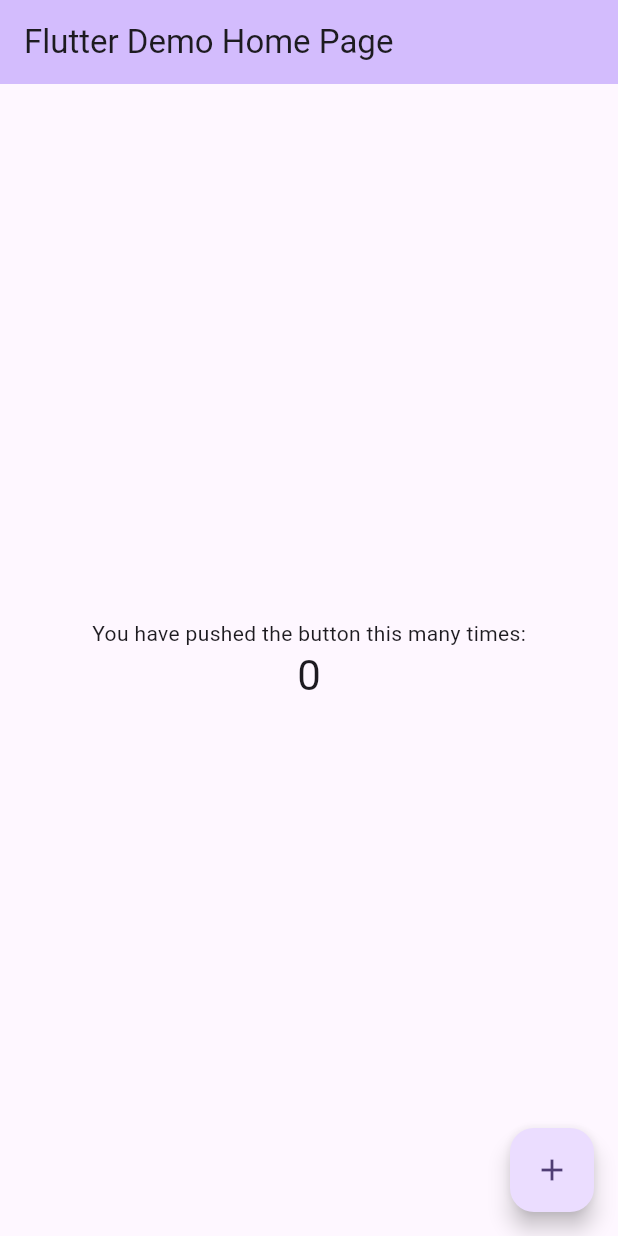
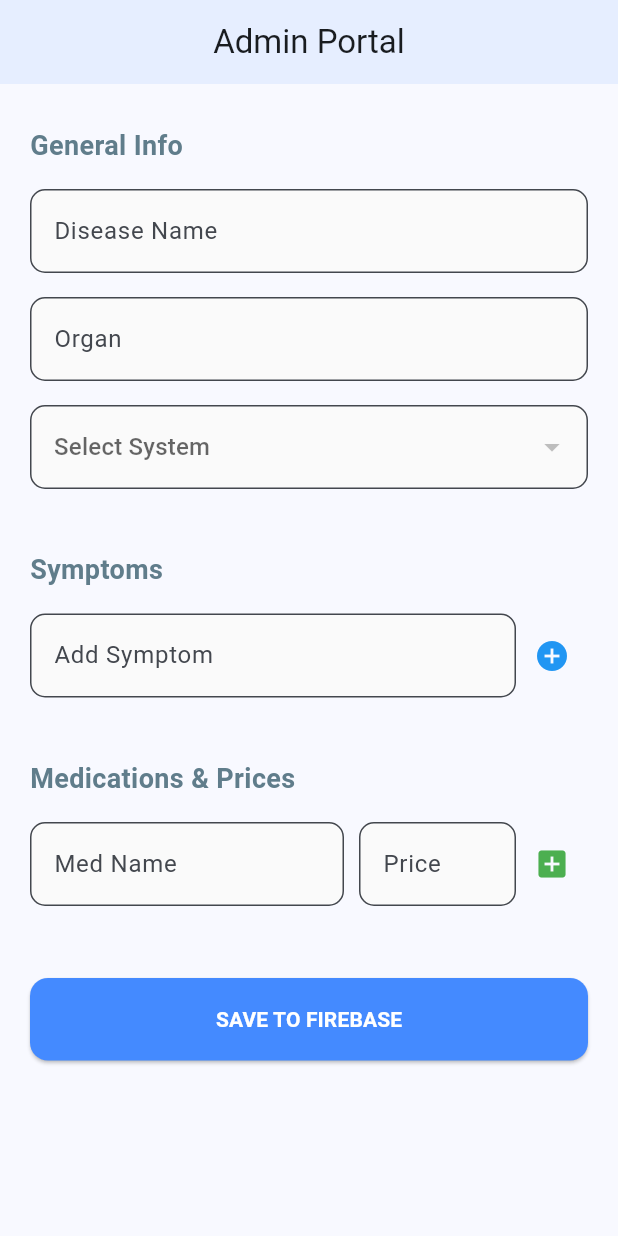
Before and after one commit to saadbabu/respiratory-diseases, a Flutter app: the screen it shows after launch, on a phone screen of 412 x 824 dp. Run offline on Flutter 3.47's test engine with Material 3 defaults, Android fonts, the phone set to English and light mode, and no system bars; our stand-ins replace cloud_firestore, firebase_core; accounts and stored records are empty.

Commit message:
admin side add disease

```diff
--- /dev/null
+++ b/lib/app/app_provider.dart
@@ -0,0 +1,22 @@
+import 'package:provider/provider.dart';
+import 'package:provider/single_child_widget.dart';
+
+import '../providers/disease_provider.dart';
+// import 'auth_provider.dart'; // Example of another provider
+
+class AppProvider {
+  // This list will contain all the providers used in the application
+  static List<SingleChildWidget> providers = [
+
+    // Disease Management Provider
+    ChangeNotifierProvider<DiseaseProvider>(
+      create: (_) => DiseaseProvider(),
+    ),
+
+    /* Add more providers here as your app grows:
+    ChangeNotifierProvider<AuthProvider>(
+      create: (_) => AuthProvider(),
+    ),
+    */
+  ];
+}
--- a/lib/main.dart
+++ b/lib/main.dart
@@ -1,121 +1,35 @@
 import 'package:flutter/material.dart';
+import 'package:firebase_core/firebase_core.dart';
+import 'package:provider/provider.dart';
+import 'package:respiratory_diseases/view/admin/admin_add_disease_screen.dart';
+import 'app/app_provider.dart';
 
-void main() {
+
+void main() async {
+  WidgetsFlutterBinding.ensureInitialized();
+
+  // Initialize Firebase
+  await Firebase.initializeApp();
+
   runApp(const MyApp());
 }
 
 class MyApp extends StatelessWidget {
   const MyApp({super.key});
 
-  // This widget is the root of your application.
   @override
   Widget build(BuildContext context) {
-    return MaterialApp(
-      title: 'Flutter Demo',
-      theme: ThemeData(
-        // This is the theme of your application.
-        //
-        // TRY THIS: Try running your application with "flutter run". You'll see
-        // the application has a purple toolbar. Then, without quitting the app,
-        // try changing the seedColor in the colorScheme below to Colors.green
-        // and then invoke "hot reload" (save your changes or press the "hot
-        // reload" button in a Flutter-supported IDE, or press "r" if you used
-        // the command line to start the app).
-        //
-        // Notice that the counter didn't reset back to zero; the application
-        // state is not lost during the reload. To reset the state, use hot
-        // restart instead.
-        //
-        // This works for code too, not just values: Most code changes can be
-        // tested with just a hot reload.
-        colorScheme: .fromSeed(seedColor: Colors.deepPurple),
-      ),
-      home: const MyHomePage(title: 'Flutter Demo Home Page'),
-    );
-  }
-}
-
-class MyHomePage extends StatefulWidget {
-  const MyHomePage({super.key, required this.title});
-
-  // This widget is the home page of your application. It is stateful, meaning
-  // that it has a State object (defined below) that contains fields that affect
-  // how it looks.
-
-  // This class is the configuration for the state. It holds the values (in this
-  // case the title) provided by the parent (in this case the App widget) and
-  // used by the build method of the State. Fields in a Widget subclass are
-  // always marked "final".
-
-  final String title;
-
-  @override
-  State<MyHomePage> createState() => _MyHomePageState();
-}
-
-class _MyHomePageState extends State<MyHomePage> {
-  int _counter = 0;
-
-  void _incrementCounter() {
-    setState(() {
-      // This call to setState tells the Flutter framework that something has
-      // changed in this State, which causes it to rerun the build method below
-      // so that the display can reflect the updated values. If we changed
-      // _counter without calling setState(), then the build method would not be
-      // called again, and so nothing would appear to happen.
-      _counter++;
-    });
-  }
-
-  @override
-  Widget build(BuildContext context) {
-    // This method is rerun every time setState is called, for instance as done
-    // by the _incrementCounter method above.
-    //
-    // The Flutter framework has been optimized to make rerunning build methods
-    // fast, so that you can just rebuild anything that needs updating rather
-    // than having to individually change instances of widgets.
-    return Scaffold(
-      appBar: AppBar(
-        // TRY THIS: Try changing the color here to a specific color (to
-        // Colors.amber, perhaps?) and trigger a hot reload to see the AppBar
-        // change color while the other colors stay the same.
-        backgroundColor: Theme.of(context).colorScheme.inversePrimary,
-        // Here we take the value from the MyHomePage object that was created by
-        // the App.build method, and use it to set our appbar title.
-        title: Text(widget.title),
-      ),
-      body: Center(
-        // Center is a layout widget. It takes a single child and positions it
-        // in the middle of the parent.
-        child: Column(
-          // Column is also a layout widget. It takes a list of children and
-          // arranges them vertically. By default, it sizes itself to fit its
-          // children horizontally, and tries to be as tall as its parent.
-          //
-          // Column has various properties to control how it sizes itself and
-          // how it positions its children. Here we use mainAxisAlignment to
-          // center the children vertically; the main axis here is the vertical
-          // axis because Columns are vertical (the cross axis would be
-          // horizontal).
-          //
-          // TRY THIS: Invoke "debug painting" (choose the "Toggle Debug Paint"
-          // action in the IDE, or press "p" in the console), to see the
-          // wireframe for each widget.
-          mainAxisAlignment: .center,
-          children: [
-            const Text('You have pushed the button this many times:'),
-            Text(
-              '$_counter',
-              style: Theme.of(context).textTheme.headlineMedium,
-            ),
-          ],
+    // MultiProvider wraps the entire app with the list from AppProvider
+    return MultiProvider(
+      providers: AppProvider.providers,
+      child: MaterialApp(
+        debugShowCheckedModeBanner: false,
+        title: 'Respiratory Disease App',
+        theme: ThemeData(
+          colorScheme: ColorScheme.fromSeed(seedColor: Colors.blue),
+          useMaterial3: true,
         ),
-      ),
-      floatingActionButton: FloatingActionButton(
-        onPressed: _incrementCounter,
-        tooltip: 'Increment',
-        child: const Icon(Icons.add),
+        home: const AdminAddDiseaseScreen(),
       ),
     );
   }
--- /dev/null
+++ b/lib/models/disease_model.dart
@@ -0,0 +1,28 @@
+import 'package:cloud_firestore/cloud_firestore.dart';
+
+class Disease {
+  final String name;
+  final String organ;
+  final DocumentReference system; // Store as a Reference
+  final List<String> symptoms;
+  final List<Map<String, dynamic>> medications;
+
+  Disease({
+    required this.name,
+    required this.organ,
+    required this.system,
+    required this.symptoms,
+    required this.medications,
+  });
+
+  Map<String, dynamic> toMap() {
+    return {
+      'name': name,
+      'organ': organ,
+      'system': system,
+      'symptoms': symptoms,
+      'symptoms_search': symptoms.map((s) => s.toLowerCase().trim()).toList(),
+      'medications': medications,
+    };
+  }
+}
--- /dev/null
+++ b/lib/providers/disease_provider.dart
@@ -0,0 +1,26 @@
+import 'package:flutter/material.dart';
+import 'package:cloud_firestore/cloud_firestore.dart';
+import '../models/disease_model.dart';
+
+class DiseaseProvider with ChangeNotifier {
+  final FirebaseFirestore _db = FirebaseFirestore.instance;
+  bool _isLoading = false;
+  bool get isLoading => _isLoading;
+
+  // Add Disease
+  Future<void> addDisease(Disease disease) async {
+    _isLoading = true;
+    notifyListeners();
+    try {
+      await _db.collection('diseases').add(disease.toMap());
+    } finally {
+      _isLoading = false;
+      notifyListeners();
+    }
+  }
+
+  // Stream of systems for the Dropdown
+  Stream<QuerySnapshot> getSystemsStream() {
+    return _db.collection('system').snapshots();
+  }
+}
--- /dev/null
+++ b/lib/view/admin/admin_add_disease_screen.dart
@@ -0,0 +1,208 @@
+import 'package:flutter/material.dart';
+import 'package:provider/provider.dart';
+import 'package:cloud_firestore/cloud_firestore.dart';
+import '../../models/disease_model.dart';
+import '../../providers/disease_provider.dart';
+
+class AdminAddDiseaseScreen extends StatefulWidget {
+  const AdminAddDiseaseScreen({super.key});
+
+  @override
+  State<AdminAddDiseaseScreen> createState() => _AdminAddDiseaseScreenState();
+}
+
+class _AdminAddDiseaseScreenState extends State<AdminAddDiseaseScreen> {
+  final _nameController = TextEditingController();
+  final _organController = TextEditingController();
+  final _symptomInputController = TextEditingController();
+  final _medNameController = TextEditingController();
+  final _medPriceController = TextEditingController();
+
+  DocumentReference? _selectedSystemRef;
+  List<String> _symptoms = [];
+  List<Map<String, dynamic>> _medications = [];
+
+  void _clearForm() {
+    setState(() {
+      _nameController.clear();
+      _organController.clear();
+      _selectedSystemRef = null;
+      _symptoms = [];
+      _medications = [];
+    });
+  }
+
+  void _addSymptom() {
+    if (_symptomInputController.text.isNotEmpty) {
+      setState(() => _symptoms.add(_symptomInputController.text.trim()));
+      _symptomInputController.clear();
+    }
+  }
+
+  void _addMedication() {
+    if (_medNameController.text.isNotEmpty && _medPriceController.text.isNotEmpty) {
+      setState(() {
+        _medications.add({
+          'name': _medNameController.text.trim(),
+          'price': int.tryParse(_medPriceController.text.trim()) ?? 0,
+        });
+      });
+      _medNameController.clear();
+      _medPriceController.clear();
+    }
+  }
+
+  @override
+  Widget build(BuildContext context) {
+    final provider = context.watch<DiseaseProvider>();
+
+    return Scaffold(
+      appBar: AppBar(
+        title: const Text("Admin Portal"),
+        centerTitle: true,
+        backgroundColor: Colors.blueAccent.withOpacity(0.1),
+      ),
+      body: provider.isLoading
+          ? const Center(child: CircularProgressIndicator())
+          : SingleChildScrollView(
+        padding: const EdgeInsets.all(20),
+        child: Column(
+          crossAxisAlignment: CrossAxisAlignment.start,
+          children: [
+            _buildSectionTitle("General Info"),
+            _customTextField(_nameController, "Disease Name"),
+            _customTextField(_organController, "Organ"),
+
+            // SYSTEM DROPDOWN
+            StreamBuilder<QuerySnapshot>(
+              stream: provider.getSystemsStream(),
+              builder: (context, snapshot) {
+                if (!snapshot.hasData) return const LinearProgressIndicator();
+
+                return Padding(
+                  padding: const EdgeInsets.symmetric(vertical: 8),
+                  child: DropdownButtonFormField<DocumentReference>(
+                    value: _selectedSystemRef,
+                    hint: const Text("Select System"),
+                    decoration: InputDecoration(
+                      border: OutlineInputBorder(borderRadius: BorderRadius.circular(10)),
+                      filled: true,
+                      fillColor: Colors.grey[50],
+                    ),
+                    items: snapshot.data!.docs.map((doc) {
+                      return DropdownMenuItem<DocumentReference>(
+                        value: doc.reference,
+                        child: Text(doc['name']),
+                      );
+                    }).toList(),
+                    onChanged: (val) => setState(() => _selectedSystemRef = val),
+                  ),
+                );
+              },
+            ),
+
+            const SizedBox(height: 25),
+            _buildSectionTitle("Symptoms"),
+            Row(
+              children: [
+                Expanded(child: _customTextField(_symptomInputController, "Add Symptom")),
+                IconButton(onPressed: _addSymptom, icon: const Icon(Icons.add_circle, color: Colors.blue)),
+              ],
+            ),
+            Wrap(
+              spacing: 8,
+              children: _symptoms.map((s) => Chip(
+                label: Text(s),
+                onDeleted: () => setState(() => _symptoms.remove(s)),
+              )).toList(),
+            ),
+
+            const SizedBox(height: 25),
+            _buildSectionTitle("Medications & Prices"),
+            Row(
+              children: [
+                Expanded(flex: 2, child: _customTextField(_medNameController, "Med Name")),
+                const SizedBox(width: 10),
+                Expanded(child: _customTextField(_medPriceController, "Price", isNumber: true)),
+                IconButton(onPressed: _addMedication, icon: const Icon(Icons.add_box, color: Colors.green)),
+              ],
+            ),
+            ..._medications.asMap().entries.map((entry) => ListTile(
+              title: Text(entry.value['name']),
+              trailing: Text("Rs. ${entry.value['price']}"),
+              leading: const Icon(Icons.medication),
+              onLongPress: () => setState(() => _medications.removeAt(entry.key)),
+            )),
+
+            const SizedBox(height: 40),
+            SizedBox(
+              width: double.infinity,
+              height: 55,
+              child: ElevatedButton(
+                style: ElevatedButton.styleFrom(
+                  backgroundColor: Colors.blueAccent,
+                  foregroundColor: Colors.white,
+                  shape: RoundedRectangleBorder(borderRadius: BorderRadius.circular(12)),
+                ),
+                onPressed: () async {
+                  if (_nameController.text.isEmpty || _symptoms.isEmpty || _selectedSystemRef == null) {
+                    ScaffoldMessenger.of(context).showSnackBar(
+                      const SnackBar(content: Text("Please fill all general info and add symptoms")),
+                    );
+                    return;
+                  }
+
+                  final disease = Disease(
+                    name: _nameController.text.trim(),
+                    organ: _organController.text.trim(),
+                    system: _selectedSystemRef!,
+                    symptoms: _symptoms,
+                    medications: _medications,
+                  );
+
+                  try {
+                    await provider.addDisease(disease);
+                    if (!mounted) return;
+                    ScaffoldMessenger.of(context).showSnackBar(
+                      const SnackBar(content: Text("Saved Successfully!"), backgroundColor: Colors.green),
+                    );
+                    _clearForm();
+                  } catch (e) {
+                    if (!mounted) return;
+                    ScaffoldMessenger.of(context).showSnackBar(
+                      SnackBar(content: Text("Error: $e"), backgroundColor: Colors.red),
+                    );
+                  }
+                },
+                child: const Text("SAVE TO FIREBASE", style: TextStyle(fontWeight: FontWeight.bold)),
+              ),
+            ),
+          ],
+        ),
+      ),
+    );
+  }
+
+  Widget _buildSectionTitle(String title) {
+    return Padding(
+      padding: const EdgeInsets.symmetric(vertical: 8),
+      child: Text(title, style: const TextStyle(fontSize: 18, fontWeight: FontWeight.bold, color: Colors.blueGrey)),
+    );
+  }
+
+  Widget _customTextField(TextEditingController controller, String label, {bool isNumber = false}) {
+    return Padding(
+      padding: const EdgeInsets.symmetric(vertical: 8),
+      child: TextField(
+        controller: controller,
+        keyboardType: isNumber ? TextInputType.number : TextInputType.text,
+        decoration: InputDecoration(
+          labelText: label,
+          border: OutlineInputBorder(borderRadius: BorderRadius.circular(10)),
+          filled: true,
+          fillColor: Colors.grey[50],
+        ),
+      ),
+    );
+  }
+}
--- a/pubspec.yaml
+++ b/pubspec.yaml
@@ -34,6 +34,10 @@ dependencies:
   # The following adds the Cupertino Icons font to your application.
   # Use with the CupertinoIcons class for iOS style icons.
   cupertino_icons: ^1.0.8
+  firebase_core: ^4.6.0
+  firebase_auth: ^6.3.0
+  cloud_firestore: ^6.2.0
+  provider: ^6.1.5+1
 
 dev_dependencies:
   flutter_test:
```
Also changed, not shown: pubspec.lock, 11 other files.
